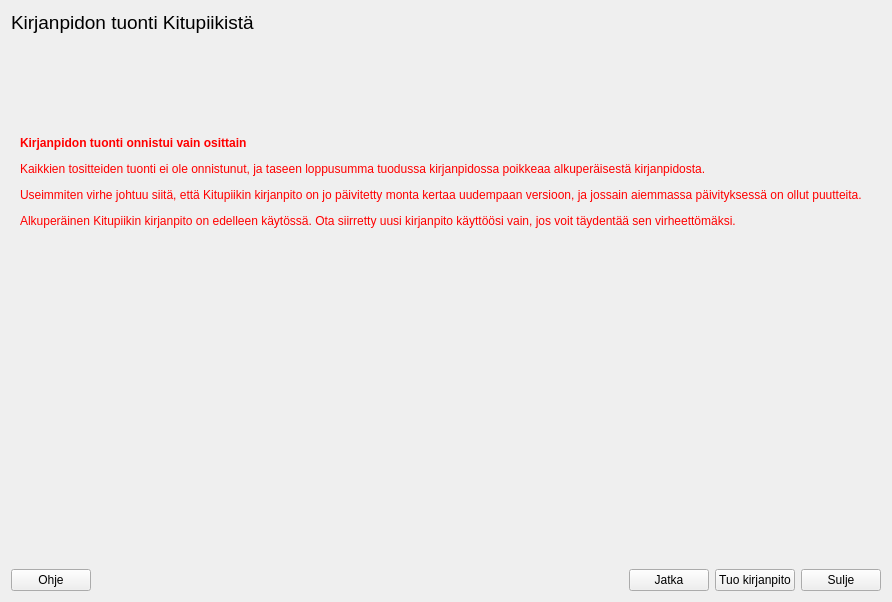
First picture: the form in kitsas/kitupiikkituonti/vanhatuontidlg.ui, repository artoh/kitupiikki, before the edit.
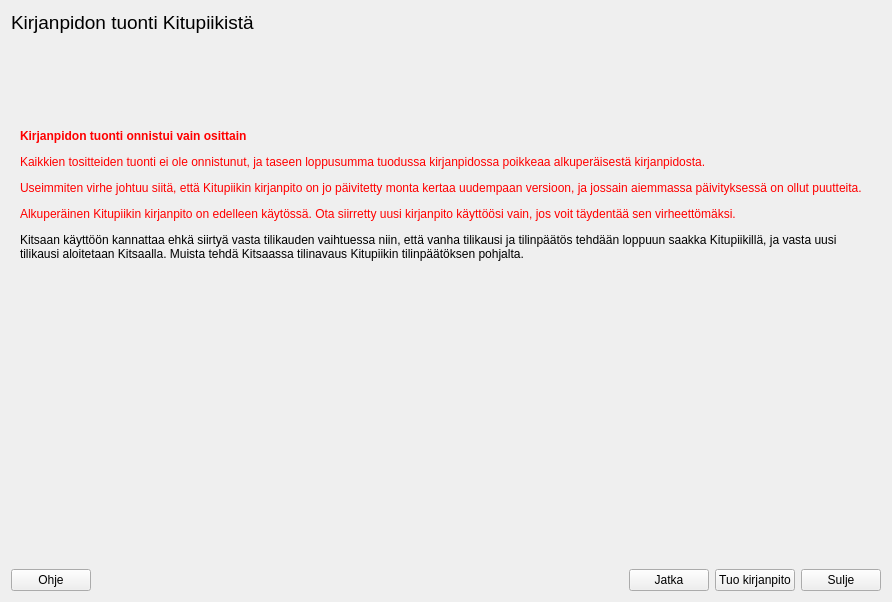
Second picture: the form after the edit. The open tabs and pages were chosen to show the change. Icons and pictures are not drawn.

```diff
--- a/kitsas/kitupiikkituonti/vanhatuontidlg.ui
+++ b/kitsas/kitupiikkituonti/vanhatuontidlg.ui
@@ -346,7 +346,7 @@
        <item>
         <widget class="QLabel" name="label_13">
          <property name="text">
-          <string>&lt;html&gt;&lt;head/&gt;&lt;body&gt;&lt;p&gt;&lt;span style=&quot; font-weight:600; color:#ff0000;&quot;&gt;Kirjanpidon tuonti onnistui vain osittain&lt;/span&gt;&lt;/p&gt;&lt;p&gt;&lt;span style=&quot; color:#ff0000;&quot;&gt;Kaikkien tositteiden tuonti ei ole onnistunut, ja taseen loppusumma tuodussa kirjanpidossa poikkeaa alkuperäisestä kirjanpidosta.&lt;/span&gt;&lt;/p&gt;&lt;p&gt;&lt;span style=&quot; color:#ff0000;&quot;&gt;Useimmiten virhe johtuu siitä, että Kitupiikin kirjanpito on jo päivitetty monta kertaa uudempaan versioon, ja jossain aiemmassa päivityksessä on ollut puutteita.&lt;/span&gt;&lt;/p&gt;&lt;p&gt;&lt;span style=&quot; color:#ff0000;&quot;&gt;Alkuperäinen Kitupiikin kirjanpito on edelleen käytössä. Ota siirretty uusi kirjanpito käyttöösi vain, jos voit täydentää sen virheettömäksi. &lt;/span&gt;&lt;/p&gt;&lt;p&gt;&lt;br/&gt;&lt;/p&gt;&lt;p&gt;&lt;br/&gt;&lt;/p&gt;&lt;/body&gt;&lt;/html&gt;</string>
+          <string>&lt;html&gt;&lt;head/&gt;&lt;body&gt;&lt;p&gt;&lt;span style=&quot; font-weight:600; color:#ff0000;&quot;&gt;Kirjanpidon tuonti onnistui vain osittain&lt;/span&gt;&lt;/p&gt;&lt;p&gt;&lt;span style=&quot; color:#ff0000;&quot;&gt;Kaikkien tositteiden tuonti ei ole onnistunut, ja taseen loppusumma tuodussa kirjanpidossa poikkeaa alkuperäisestä kirjanpidosta.&lt;/span&gt;&lt;/p&gt;&lt;p&gt;&lt;span style=&quot; color:#ff0000;&quot;&gt;Useimmiten virhe johtuu siitä, että Kitupiikin kirjanpito on jo päivitetty monta kertaa uudempaan versioon, ja jossain aiemmassa päivityksessä on ollut puutteita.&lt;/span&gt;&lt;/p&gt;&lt;p&gt;&lt;span style=&quot; color:#ff0000;&quot;&gt;Alkuperäinen Kitupiikin kirjanpito on edelleen käytössä. Ota siirretty uusi kirjanpito käyttöösi vain, jos voit täydentää sen virheettömäksi. &lt;/span&gt;&lt;/p&gt;&lt;p&gt;Kitsaan käyttöön kannattaa ehkä siirtyä vasta tilikauden vaihtuessa niin, että vanha tilikausi ja tilinpäätös tehdään loppuun saakka Kitupiikillä, ja vasta uusi tilikausi aloitetaan Kitsaalla. Muista tehdä Kitsaassa tilinavaus Kitupiikin tilinpäätöksen pohjalta.&lt;br/&gt;&lt;/p&gt;&lt;p&gt;&lt;br/&gt;&lt;/p&gt;&lt;/body&gt;&lt;/html&gt;</string>
          </property>
          <property name="wordWrap">
           <bool>true</bool>
```
